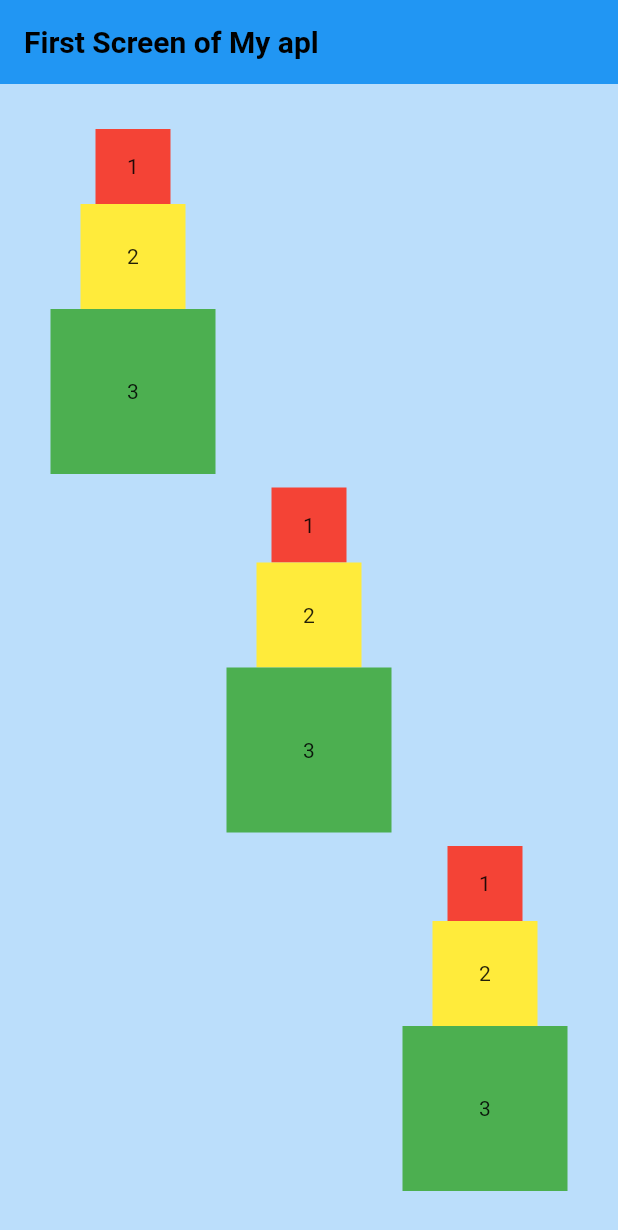
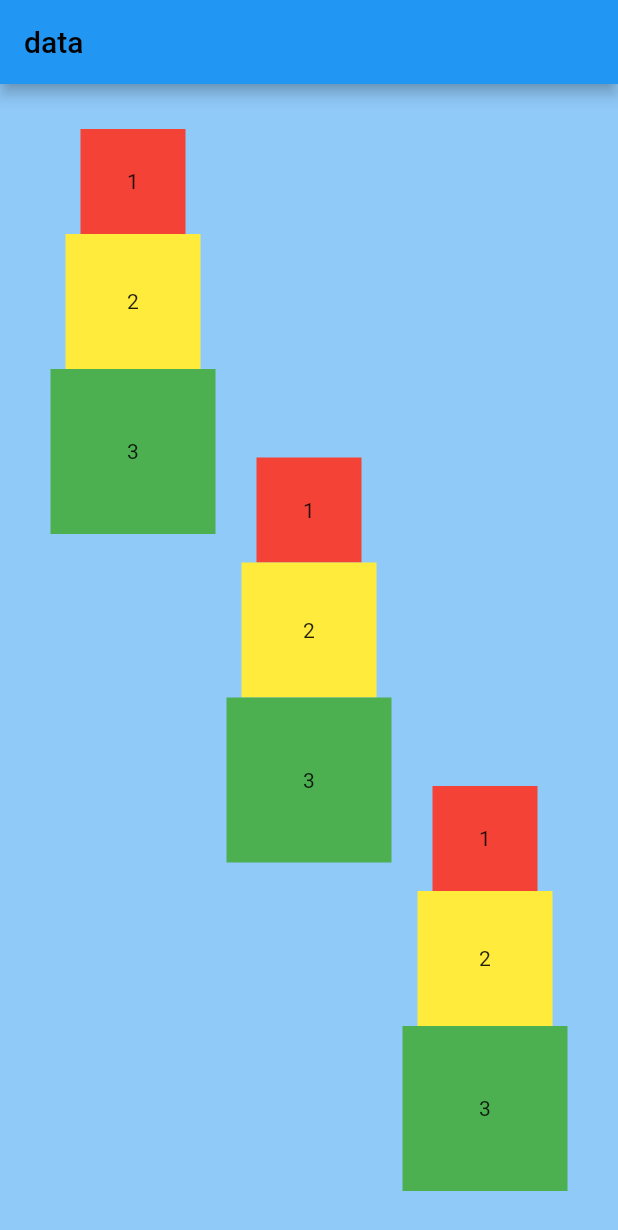
Before and after one commit to akiev33/homework_cube, a Flutter app: the screen it shows after launch, on a phone screen of 412 x 824 dp. Shown: the top 1230 px of the screen. Run offline on Flutter 3.47's test engine with Material 2 defaults, Android fonts, the phone set to English and light mode, and no system bars.

Commit message:
version 2

```diff
--- a/lib/main.dart
+++ b/lib/main.dart
@@ -1,39 +1,28 @@
 import 'package:flutter/material.dart';
 
-void main() {
-  runApp(const MyApp());
-}
+void main() => runApp(const MyApp());
 
 class MyApp extends StatelessWidget {
   const MyApp({super.key});
 
   @override
   Widget build(BuildContext context) {
-    return MaterialApp(
-      home: HomePage(),
-    );
+    return MaterialApp(title: 'Material App', home: Kubiki());
   }
 }
 
-class HomePage extends StatefulWidget {
-  const HomePage({super.key});
+class Kubiki extends StatelessWidget {
+  const Kubiki({super.key});
 
-  @override
-  State<HomePage> createState() => _HomePageState();
-}
-
-class _HomePageState extends State<HomePage> {
   @override
   Widget build(BuildContext context) {
     return Scaffold(
-      backgroundColor: Colors.blue[100],
+      backgroundColor: Colors.blue[200],
       appBar: AppBar(
-        elevation: 0,
         title: const Text(
-          'First Screen of My apl',
+          'data',
           style: TextStyle(
             color: Colors.black,
-            fontWeight: FontWeight.w600,
           ),
         ),
       ),
@@ -41,25 +30,14 @@ class _HomePageState extends State<HomePage> {
         padding: const EdgeInsets.all(30),
         child: Row(
           mainAxisAlignment: MainAxisAlignment.spaceAround,
-          children: [
-            Column(
-              mainAxisAlignment: MainAxisAlignment.start,
-              children: [
-                FirstBox(),
-              ],
+          children: const [
+            FirstBox(mainAxis: MainAxisAlignment.start),
+            FirstBox(
+              mainAxis: MainAxisAlignment.center,
             ),
-            Column(
-              mainAxisAlignment: MainAxisAlignment.center,
-              children: [
-                FirstBox(),
-              ],
-            ),
-            Column(
-              mainAxisAlignment: MainAxisAlignment.end,
-              children: [
-                FirstBox(),
-              ],
-            ),
+            FirstBox(
+              mainAxis: MainAxisAlignment.end,
+            )
           ],
         ),
       ),
@@ -67,47 +45,35 @@ class _HomePageState extends State<HomePage> {
   }
 }
 
-class FirstBox extends StatefulWidget {
-  const FirstBox({super.key});
+class FirstBox extends StatelessWidget {
+  const FirstBox({Key? key, required this.mainAxis}) : super(key: key);
+  final MainAxisAlignment mainAxis;
 
-  @override
-  State<FirstBox> createState() => _FirstBoxState();
-}
-
-class _FirstBoxState extends State<FirstBox> {
   @override
   Widget build(BuildContext context) {
     return Column(
+      mainAxisAlignment: mainAxis,
       children: [
         Container(
-          width: 50,
-          height: 50,
-          child: Center(
-            child: Text('1'),
-          ),
-          decoration: const BoxDecoration(
-            color: Colors.red,
-          ),
+          alignment: Alignment.center,
+          width: 70,
+          height: 70,
+          child: Text('1'),
+          color: Colors.red,
         ),
         Container(
-          width: 70,
-          height: 70,
-          child: Center(
-            child: Text('2'),
-          ),
-          decoration: const BoxDecoration(
-            color: Colors.yellow,
-          ),
+          alignment: Alignment.center,
+          width: 90,
+          height: 90,
+          child: Text('2'),
+          color: Colors.yellow,
         ),
         Container(
+          alignment: Alignment.center,
           width: 110,
           height: 110,
-          child: Center(
-            child: Text('3'),
-          ),
-          decoration: const BoxDecoration(
-            color: Colors.green,
-          ),
+          color: Colors.green,
+          child: Text('3'),
         ),
       ],
     );
```
